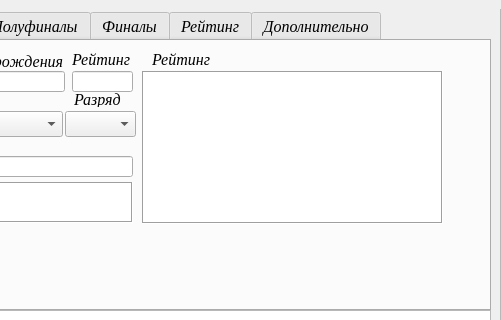
Kaspar0810/Competitions_TT_SQL, file UI/main_window.ui: the form before one commit; both pictures show x 610 to 1111 and y 0 to 320 of the 1111 by 825 pixel window.
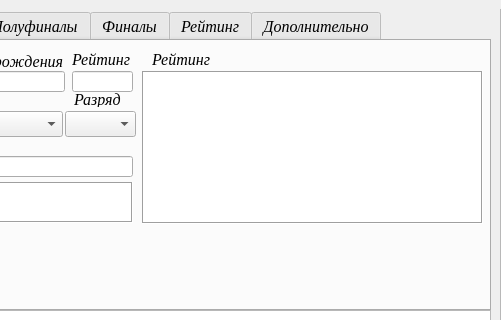
The form after the commit. The open tabs and pages were chosen to show the change.

```diff
--- a/UI/main_window.ui
+++ b/UI/main_window.ui
@@ -759,7 +759,7 @@
        <rect>
         <x>490</x>
         <y>30</y>
-        <width>301</width>
+        <width>341</width>
         <height>153</height>
        </rect>
       </property>
```
Left out of the diff: 34 changed lines with no effect on the pictures.
